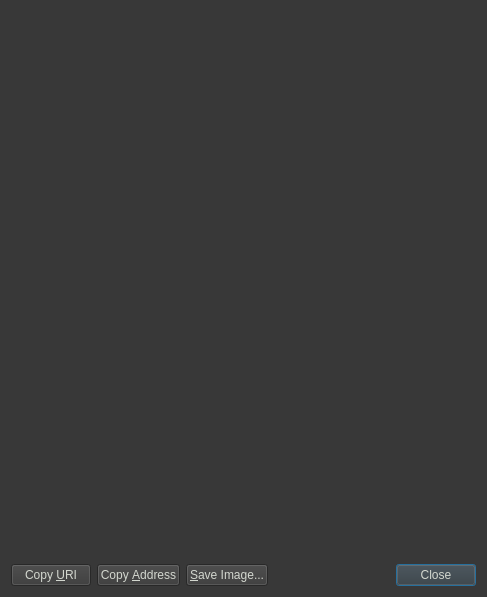
Before: the Qt Designer form src/qt/forms/receiverequestdialog.ui in NewCapital/TWINS-Core, drawn with Qt 5.
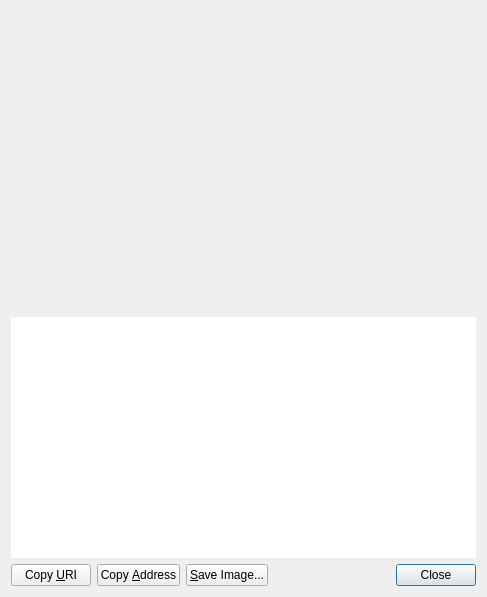
After: the same form once the commit is applied. Custom widgets are drawn as their Qt base class.

Patch:
```diff
--- a/src/qt/forms/receiverequestdialog.ui
+++ b/src/qt/forms/receiverequestdialog.ui
@@ -10,10 +10,6 @@
     <height>597</height>
    </rect>
   </property>
-  <property name="styleSheet">
-   <string notr="true">background-color:rgb(56, 56, 56);
-color:rgb(211, 215, 207);</string>
-  </property>
   <layout class="QVBoxLayout" name="verticalLayout_3">
    <item>
     <widget class="QRImageWidget" name="lblQRCode">
```
